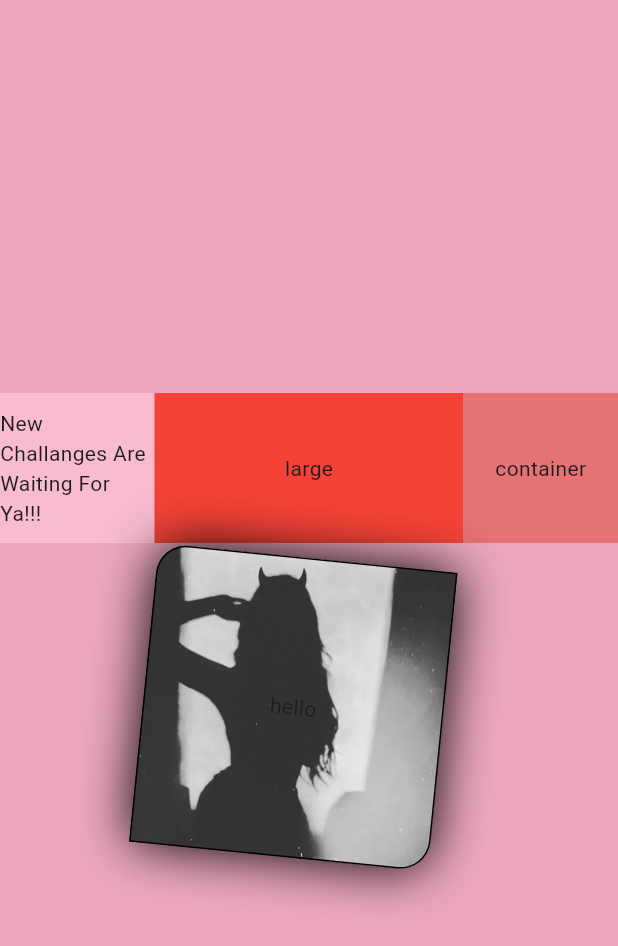
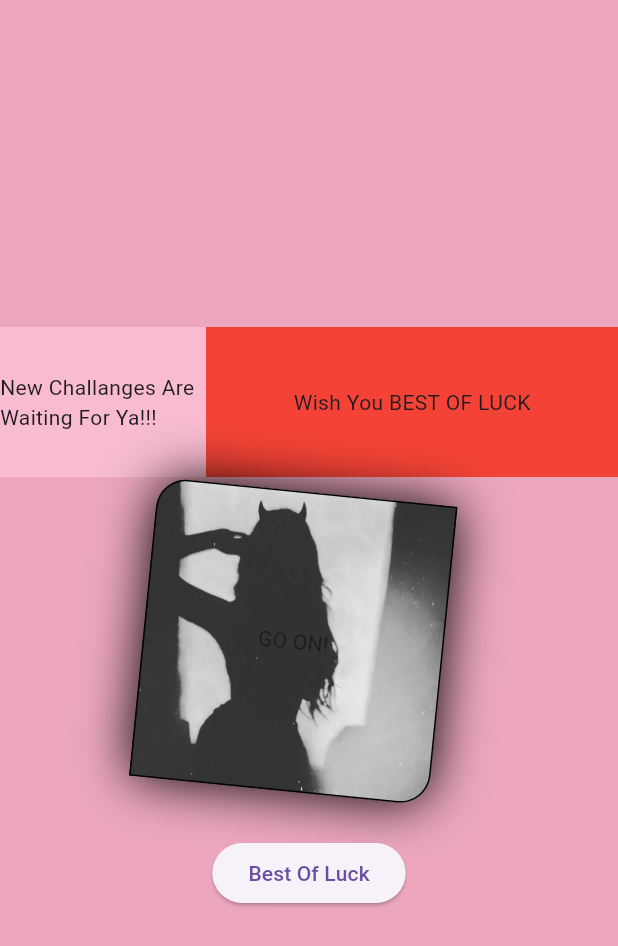
Before and after one commit to AbihaRiaz1703/first-Scar, a Flutter app: the Go screen opened directly, on a phone screen of 412 x 824 dp. Shown: the top 946 px of the screen. Run offline on Flutter 3.47's test engine with Material 3 defaults, Android fonts, the phone set to English and light mode, and no system bars.

```diff
--- a/lib/ok.dart
+++ b/lib/ok.dart
@@ -1,3 +1,4 @@
+import 'package:first_project/book.dart';
 import 'package:flutter/material.dart';
 
 class Go extends StatefulWidget {
@@ -34,15 +35,7 @@ class _GoState extends State<Go> {
                 child: Container(
                   height: 100,
                   decoration: const BoxDecoration(color: Colors.red),
-                  child: const Center(child: Text('large')),
-                ),
-              ),
-              Expanded(
-                flex: 1,
-                child: Container(
-                  height: 100,
-                  decoration: BoxDecoration(color: Colors.red.shade300),
-                  child: const Center(child: Text('container')),
+                  child: const Center(child: Text('Wish You BEST OF LUCK')),
                 ),
               ),
             ],
@@ -66,9 +59,20 @@ class _GoState extends State<Go> {
                     BoxShadow(color: Colors.black, blurRadius: 30)
                   ],
                   border: Border.all(color: Colors.black)),
-              child: const Center(child: Text('hello')),
+              child: const Center(child: Text('GO ON!')),
             ),
           ),
+          const SizedBox(height: 40),
+          ElevatedButton(
+              onPressed: () {
+                Navigator.push(
+                  context,
+                  MaterialPageRoute(
+                    builder: (context) => const Look(),
+                  ),
+                );
+              },
+              child: const Text('Best Of Luck')),
         ],
       ),
     );
```
Also changed, not shown: lib/book.dart (added, +41 -0 lines).
